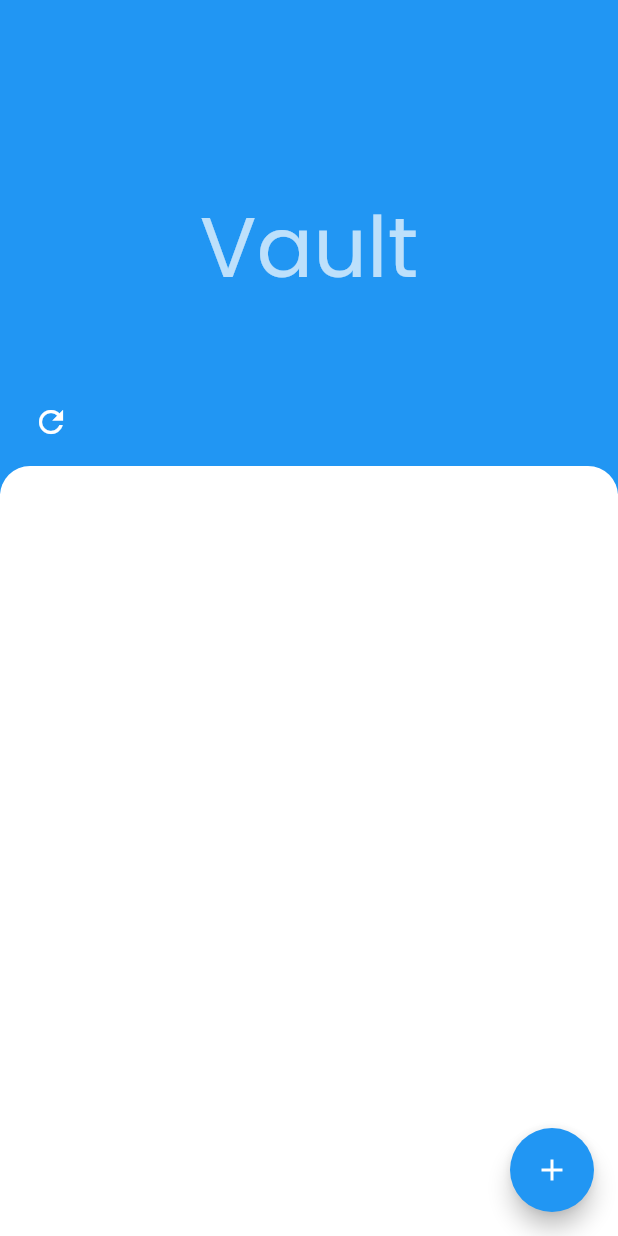
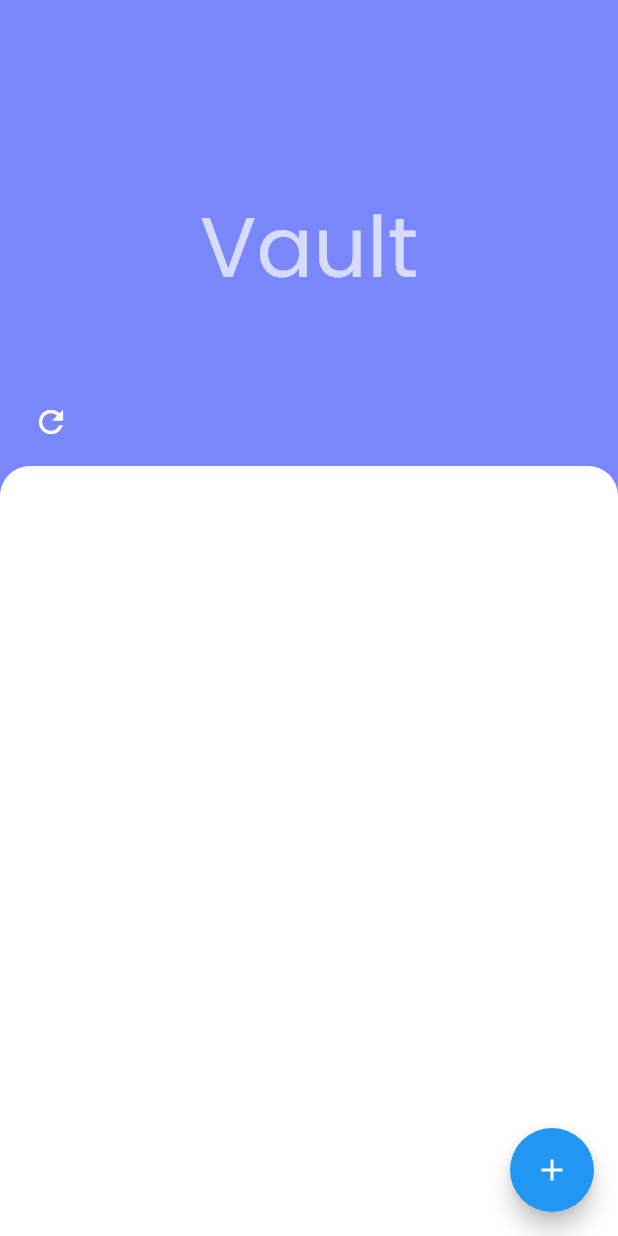
Before and after one commit to shivansh02/zuno, a Flutter app: the screen it shows after launch, after a tap on "Your Vault", on a phone screen of 412 x 824 dp. Run offline on Flutter 3.47's test engine with Material 2 defaults, Android fonts, the phone set to English and light mode, and no system bars; drawn by our look-alikes of draggable_home, flutter_speed_dial; our stand-ins replace cloud_firestore, firebase_core, firebase_storage, image_picker; accounts and stored records are empty; network calls fail.

Commit message:
improved_scroll&UI

```diff
--- a/lib/fetch_user.dart
+++ b/lib/fetch_user.dart
@@ -18,7 +18,9 @@ class GetImage extends StatelessWidget {
                 snapshot.data!.data() as Map<String, dynamic>;
             return Image.network('${data["image"]}');
           }
-          return Text('data');
+          return CircularProgressIndicator(
+            color: Colors.purple,
+          );
         }));
   }
 }
--- a/lib/vault.dart
+++ b/lib/vault.dart
@@ -62,6 +62,7 @@ class _HomePageState extends State<HomePage> {
             SpeedDialChild(
                 child: IconButton(
               icon: Icon(Icons.camera_alt),
+              color: const Color(0xFF7A87FB),
               onPressed: () async {
                 ImagePicker imagePicker = ImagePicker();
                 XFile? file =
@@ -100,6 +101,7 @@ class _HomePageState extends State<HomePage> {
             SpeedDialChild(
                 child: IconButton(
               icon: Icon(Icons.photo_library),
+              color: const Color(0xFF7A87FB),
               onPressed: () async {
                 ImagePicker imagePicker = ImagePicker();
                 XFile? file =
@@ -139,17 +141,22 @@ class _HomePageState extends State<HomePage> {
         ),
       ),
       // leading: const Icon(Icons.arrow_back_ios),
-      title: const Text("Vault"),
-      actions: [
-        IconButton(onPressed: () {}, icon: const Icon(Icons.refresh)),
-      ],
+      title: const Text(""),
+      // actions: [
+      //   IconButton(
+      //       onPressed: () {
+      //         Navigator.push(
+      //             context, MaterialPageRoute(builder: (_) => const vault()));
+      //       },
+      //       icon: const Icon(Icons.refresh)),
+      // ],
       headerWidget: headerWidget(context),
       headerBottomBar: headerBottomBarWidget(),
       body: [
         listView(context),
       ],
       backgroundColor: Colors.white,
-      appBarColor: Colors.teal,
+      appBarColor: Color(0xFF7A87FB),
     );
   }
 
@@ -173,7 +180,7 @@ class _HomePageState extends State<HomePage> {
 
   Widget headerWidget(BuildContext context) {
     return Container(
-      color: Colors.blue,
+      color: const Color(0xFF7A87FB),
       child: Center(
         child: Text(
           "Vault",
@@ -193,9 +200,10 @@ class _HomePageState extends State<HomePage> {
         future: getDocId(),
         builder: (context, snapshot) {
           return GridView.builder(
+            physics: NeverScrollableScrollPhysics(),
             itemCount: docIds.length,
-            gridDelegate: SliverGridDelegateWithFixedCrossAxisCount(
-                crossAxisCount: 3, crossAxisSpacing: 16, mainAxisSpacing: 16),
+            gridDelegate: const SliverGridDelegateWithFixedCrossAxisCount(
+                crossAxisCount: 2, crossAxisSpacing: 0, mainAxisSpacing: 20),
             itemBuilder: (context, index) {
               return GridTile(
                 child: GetImage(documentId: docIds[index]),
```
